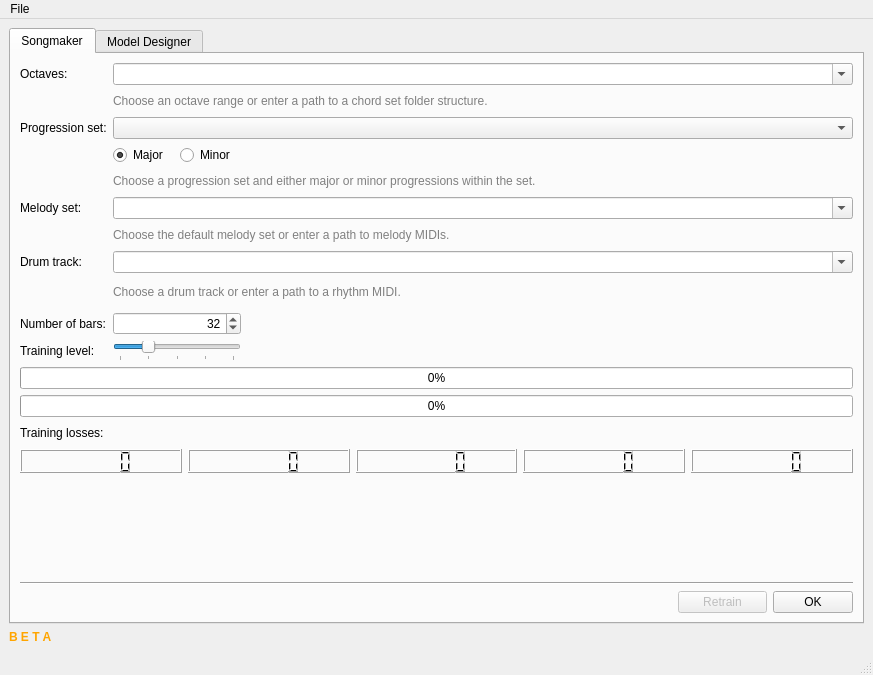
This is tools/songmaker/songmakerdialog.ui in nirjacobson/Chromasound-Studio as Qt 5 draws it before an edit. The edited form follows.
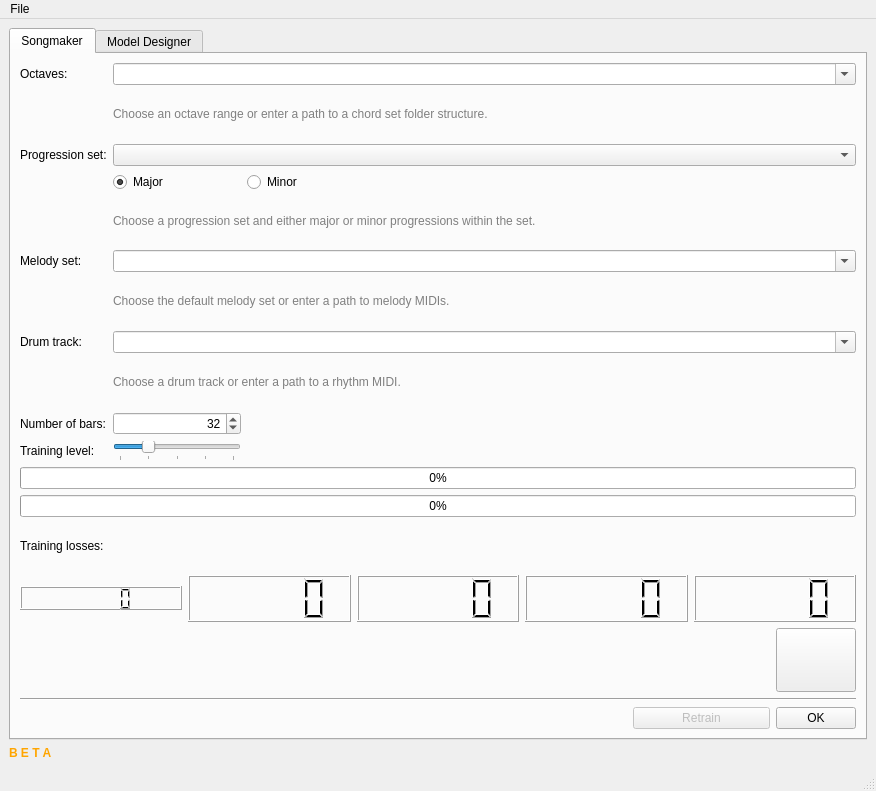
This is the edited form. Custom widgets are drawn as their Qt base class.

The edit to the form file:
```diff
--- a/tools/songmaker/songmakerdialog.ui
+++ b/tools/songmaker/songmakerdialog.ui
@@ -6,8 +6,8 @@
    <rect>
     <x>0</x>
     <y>0</y>
-    <width>873</width>
-    <height>675</height>
+    <width>876</width>
+    <height>791</height>
    </rect>
   </property>
   <property name="windowTitle">
@@ -31,7 +31,7 @@
        <attribute name="title">
         <string>Songmaker</string>
        </attribute>
-       <layout class="QGridLayout" name="gridLayout" rowstretch="0,0,0,0,0,0,0,0,0,0,0,0,0,0,0,1,0,0" columnstretch="0,0,0,1,0,0,0,0,0,0">
+       <layout class="QGridLayout" name="gridLayout">
         <item row="0" column="0">
          <widget class="QLabel" name="label">
           <property name="text">
@@ -97,7 +97,7 @@
           </property>
          </widget>
         </item>
-        <item row="3" column="3" colspan="7">
+        <item row="3" column="3" colspan="4">
          <spacer name="horizontalSpacer_2">
           <property name="orientation">
            <enum>Qt::Orientation::Horizontal</enum>
@@ -151,7 +151,7 @@
           </property>
          </widget>
         </item>
-        <item row="6" column="5" colspan="5">
+        <item row="6" column="5" colspan="4">
          <spacer name="horizontalSpacer_7">
           <property name="orientation">
            <enum>Qt::Orientation::Horizontal</enum>
@@ -205,7 +205,7 @@
           </property>
          </widget>
         </item>
-        <item row="9" column="1" colspan="2">
+        <item row="9" column="1">
          <widget class="QSpinBox" name="barsSpinBox">
           <property name="minimumSize">
            <size>
@@ -230,7 +230,7 @@
           </property>
          </widget>
         </item>
-        <item row="9" column="3" colspan="7">
+        <item row="9" column="3" colspan="5">
          <spacer name="horizontalSpacer_3">
           <property name="orientation">
            <enum>Qt::Orientation::Horizontal</enum>
@@ -250,7 +250,7 @@
           </property>
          </widget>
         </item>
-        <item row="10" column="1" colspan="2">
+        <item row="10" column="1">
          <widget class="QSlider" name="trainingLevelSlider">
           <property name="minimumSize">
            <size>
@@ -287,7 +287,7 @@
           </property>
          </widget>
         </item>
-        <item row="10" column="3" colspan="7">
+        <item row="10" column="3" colspan="6">
          <spacer name="horizontalSpacer_4">
           <property name="orientation">
            <enum>Qt::Orientation::Horizontal</enum>
@@ -314,26 +314,6 @@
           </property>
          </widget>
         </item>
-        <item row="13" column="0">
-         <widget class="QLabel" name="label_9">
-          <property name="text">
-           <string>Training losses:</string>
-          </property>
-         </widget>
-        </item>
-        <item row="13" column="1" colspan="9">
-         <spacer name="horizontalSpacer_9">
-          <property name="orientation">
-           <enum>Qt::Orientation::Horizontal</enum>
-          </property>
-          <property name="sizeHint" stdset="0">
-           <size>
-            <width>706</width>
-            <height>20</height>
-           </size>
-          </property>
-         </spacer>
-        </item>
         <item row="14" column="0" colspan="10">
          <layout class="QHBoxLayout" name="horizontalLayout" stretch="1,1,1,1,1">
           <item>
@@ -366,22 +346,38 @@
           </item>
          </layout>
         </item>
-        <item row="15" column="0">
-         <spacer name="verticalSpacer">
+        <item row="15" column="0" colspan="9">
+         <spacer name="horizontalSpacer_10">
           <property name="orientation">
-           <enum>Qt::Orientation::Vertical</enum>
-          </property>
-          <property name="sizeType">
-           <enum>QSizePolicy::Policy::Minimum</enum>
+           <enum>Qt::Orientation::Horizontal</enum>
           </property>
           <property name="sizeHint" stdset="0">
            <size>
-            <width>20</width>
+            <width>40</width>
             <height>20</height>
            </size>
           </property>
          </spacer>
         </item>
+        <item row="15" column="9">
+         <widget class="QPushButton" name="backendButton">
+          <property name="minimumSize">
+           <size>
+            <width>64</width>
+            <height>64</height>
+           </size>
+          </property>
+          <property name="maximumSize">
+           <size>
+            <width>16777215</width>
+            <height>64</height>
+           </size>
+          </property>
+          <property name="text">
+           <string/>
+          </property>
+         </widget>
+        </item>
         <item row="16" column="0" colspan="10">
          <widget class="Line" name="line">
           <property name="orientation">
@@ -389,7 +385,7 @@
           </property>
          </widget>
         </item>
-        <item row="17" column="0" colspan="7">
+        <item row="17" column="0" colspan="4">
          <spacer name="horizontalSpacer">
           <property name="orientation">
            <enum>Qt::Orientation::Horizontal</enum>
@@ -422,6 +418,26 @@
           </property>
          </widget>
         </item>
+        <item row="13" column="2" colspan="8">
+         <spacer name="horizontalSpacer_9">
+          <property name="orientation">
+           <enum>Qt::Orientation::Horizontal</enum>
+          </property>
+          <property name="sizeHint" stdset="0">
+           <size>
+            <width>706</width>
+            <height>20</height>
+           </size>
+          </property>
+         </spacer>
+        </item>
+        <item row="13" column="0" colspan="2">
+         <widget class="QLabel" name="label_9">
+          <property name="text">
+           <string>Training losses:</string>
+          </property>
+         </widget>
+        </item>
        </layout>
       </widget>
       <widget class="QWidget" name="tab_2">
@@ -477,7 +493,7 @@
     <rect>
      <x>0</x>
      <y>0</y>
-     <width>873</width>
+     <width>876</width>
      <height>24</height>
     </rect>
    </property>
```
